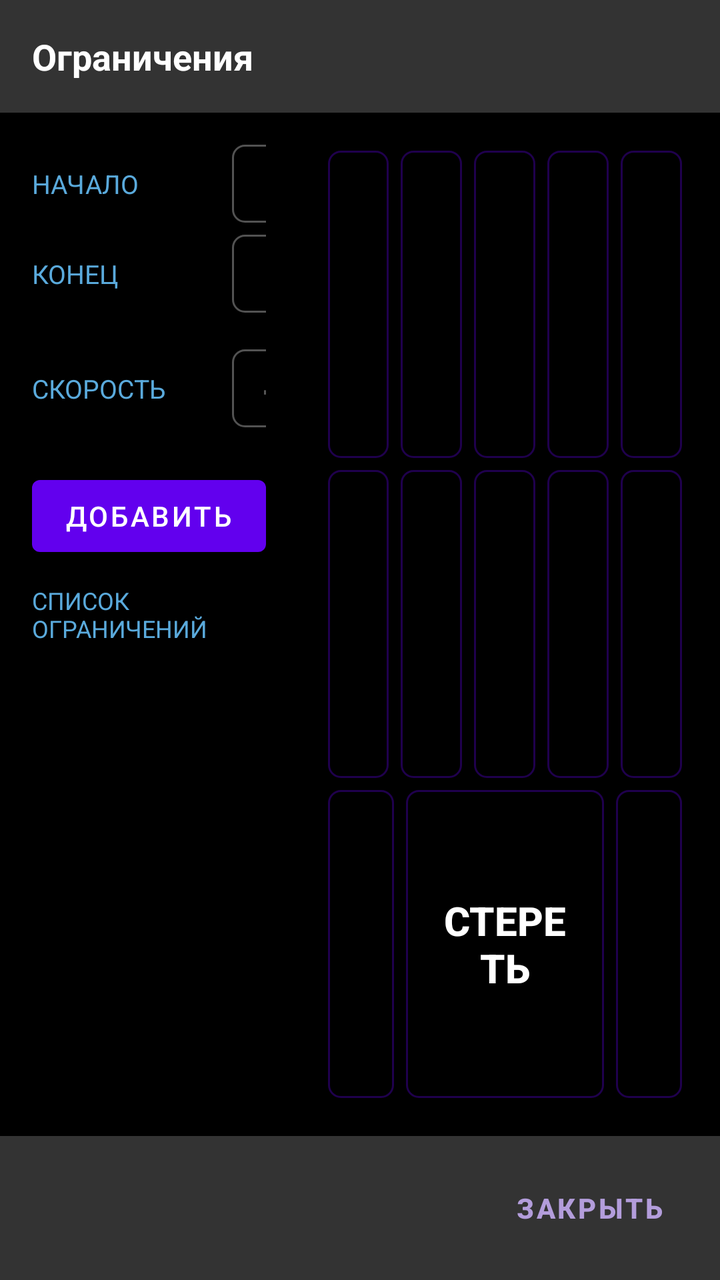
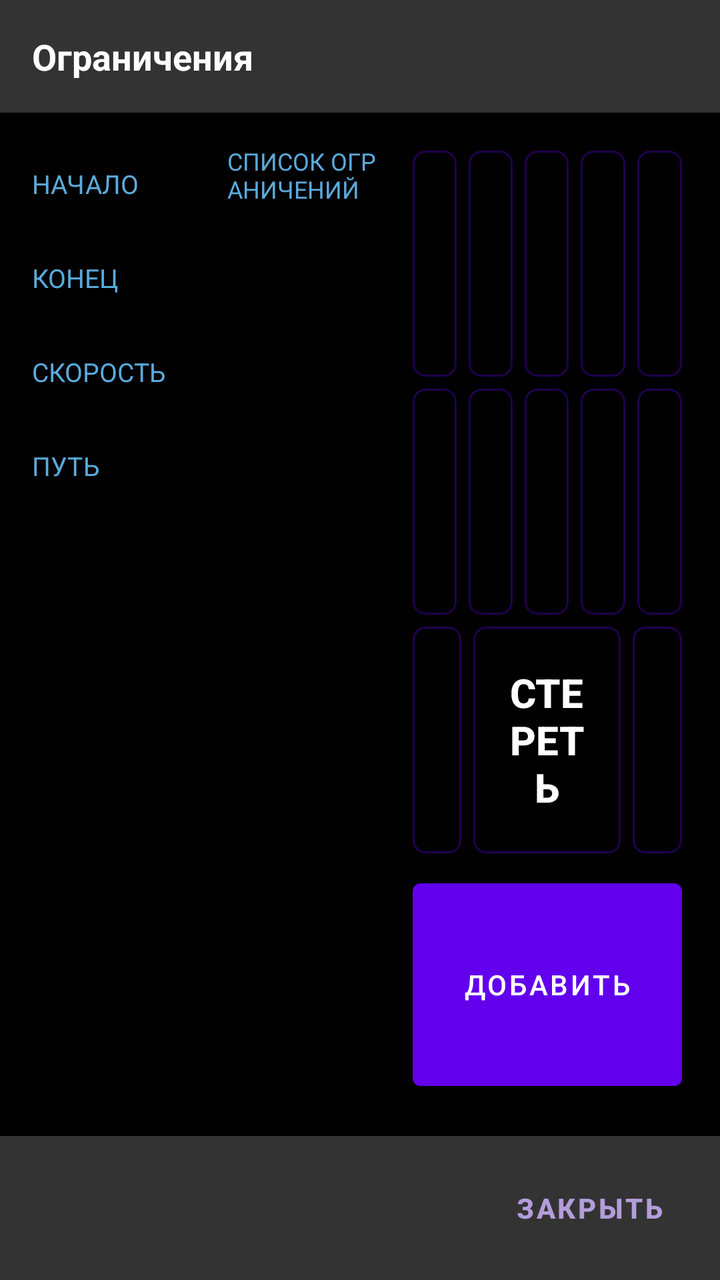

The first picture is an Android layout as it rendered before a commit; the second is the same layout after the commit. The layout source and the unified diff follow.
<!-- AndroidManifest.xml: application theme Theme.TrainDriverApp -->
<!-- res/layout/activity_restrictions.xml -->
<?xml version="1.0" encoding="utf-8"?>
<LinearLayout xmlns:android="http://schemas.android.com/apk/res/android"
    android:layout_width="match_parent"
    android:layout_height="match_parent"
    android:orientation="vertical"
    android:background="#000000">

    <TextView
        android:layout_width="match_parent"
        android:layout_height="wrap_content"
        android:background="#333333"
        android:padding="16dp"
        android:text="Ограничения"
        android:textColor="#FFFFFF"
        android:textSize="18sp"
        android:textStyle="bold" />

    
    <LinearLayout
        android:layout_width="match_parent"
        android:layout_height="0dp"
        android:layout_weight="1"
        android:orientation="horizontal"
        android:padding="16dp">

        
        <LinearLayout
            android:layout_width="0dp"
            android:layout_height="match_parent"
            android:layout_weight="2"
            android:orientation="vertical"
            android:paddingEnd="14dp">

            <LinearLayout
                android:layout_width="match_parent"
                android:layout_height="wrap_content"
                android:orientation="horizontal"
                android:gravity="center_vertical">

                <TextView
                    android:layout_width="100dp"
                    android:layout_height="wrap_content"
                    android:text="НАЧАЛО"
                    android:textColor="#5AAADC"
                    android:textSize="13sp" />

                <EditText
                    android:id="@+id/restrictionStartKmInput"
                    style="@style/RestrictionDigitBox"
                    android:layout_width="56dp"
                    android:hint="км"
                    android:inputType="number"
                    android:maxLength="4" />

                <EditText
                    android:id="@+id/restrictionStartPkInput"
                    style="@style/RestrictionDigitBox"
                    android:layout_width="40dp"
                    android:layout_marginStart="6dp"
                    android:hint="пк"
                    android:inputType="number"
                    android:maxLength="2" />

            </LinearLayout>

            <LinearLayout
                android:layout_width="match_parent"
                android:layout_height="wrap_content"
                android:layout_marginTop="6dp"
                android:orientation="horizontal"
                android:gravity="center_vertical">

                <TextView
                    android:layout_width="100dp"
                    android:layout_height="wrap_content"
                    android:text="КОНЕЦ"
                    android:textColor="#5AAADC"
                    android:textSize="13sp" />

                <EditText
                    android:id="@+id/restrictionEndKmInput"
                    style="@style/RestrictionDigitBox"
                    android:layout_width="56dp"
                    android:hint="км"
                    android:inputType="number"
                    android:maxLength="4" />

                <EditText
                    android:id="@+id/restrictionEndPkInput"
                    style="@style/RestrictionDigitBox"
                    android:layout_width="40dp"
                    android:layout_marginStart="6dp"
                    android:hint="пк"
                    android:inputType="number"
                    android:maxLength="2" />

            </LinearLayout>

            
            <LinearLayout
                android:layout_width="match_parent"
                android:layout_height="wrap_content"
                android:layout_marginTop="6dp"
                android:orientation="horizontal"
                android:gravity="center_vertical">

                <TextView
                    android:layout_width="100dp"
                    android:layout_height="wrap_content"
                    android:text="СКОРОСТЬ"
                    android:textColor="#5AAADC"
                    android:textSize="13sp" />

                <EditText
                    android:id="@+id/restrictionSpeedInput"
                    style="@style/RestrictionDigitBox"
                    android:layout_width="44dp"
                    android:hint="—"
                    android:inputType="number"
                    android:maxLength="2" />

                <TextView
                    android:layout_width="wrap_content"
                    android:layout_height="wrap_content"
                    android:layout_marginStart="18dp"
                    android:text="ПУТЬ"
                    android:textColor="#5AAADC"
                    android:textSize="13sp" />

                <EditText
                    android:id="@+id/restrictionPathInput"
                    style="@style/RestrictionDigitBox"
                    android:layout_width="36dp"
                    android:layout_marginStart="10dp"
                    android:hint="—"
                    android:inputType="number"
                    android:maxLength="1" />

            </LinearLayout>

            <TextView
                android:id="@+id/restrictionErrorText"
                android:layout_width="match_parent"
                android:layout_height="wrap_content"
                android:layout_marginTop="6dp"
                android:textColor="#E05A5A"
                android:visibility="gone" />

            <Button
                android:id="@+id/restrictionAddButton"
                android:layout_width="match_parent"
                android:layout_height="wrap_content"
                android:layout_marginTop="8dp"
                android:text="Добавить" />

            
            <LinearLayout
                android:layout_width="match_parent"
                android:layout_height="0dp"
                android:layout_weight="1"
                android:layout_marginTop="10dp"
                android:orientation="vertical">

                <TextView
                    android:layout_width="wrap_content"
                    android:layout_height="wrap_content"
                    android:text="СПИСОК ОГРАНИЧЕНИЙ"
                    android:textColor="#5AAADC"
                    android:textSize="12sp"
                    android:layout_marginBottom="4dp" />

                <ScrollView
                    android:layout_width="match_parent"
                    android:layout_height="0dp"
                    android:layout_weight="1">

                    <LinearLayout
                        android:id="@+id/restrictionRowsContainer"
                        android:layout_width="match_parent"
                        android:layout_height="wrap_content"
                        android:orientation="vertical" />

                </ScrollView>

            </LinearLayout>

        </LinearLayout>

        
        <LinearLayout
            android:layout_width="0dp"
            android:layout_height="match_parent"
            android:layout_weight="3"
            android:orientation="vertical"
            android:paddingStart="14dp">

            <LinearLayout
                android:layout_width="match_parent"
                android:layout_height="0dp"
                android:layout_weight="1"
                android:orientation="horizontal">
                <Button android:id="@+id/restrictionKey1" style="@style/RestrictionKeypadButton" android:layout_height="match_parent" android:text="1" />
                <Button android:id="@+id/restrictionKey2" style="@style/RestrictionKeypadButton" android:layout_height="match_parent" android:text="2" />
                <Button android:id="@+id/restrictionKey3" style="@style/RestrictionKeypadButton" android:layout_height="match_parent" android:text="3" />
                <Button android:id="@+id/restrictionKey4" style="@style/RestrictionKeypadButton" android:layout_height="match_parent" android:text="4" />
                <Button android:id="@+id/restrictionKey5" style="@style/RestrictionKeypadButton" android:layout_height="match_parent" android:text="5" />
            </LinearLayout>

            <LinearLayout
                android:layout_width="match_parent"
                android:layout_height="0dp"
                android:layout_weight="1"
                android:orientation="horizontal">
                <Button android:id="@+id/restrictionKey6" style="@style/RestrictionKeypadButton" android:layout_height="match_parent" android:text="6" />
                <Button android:id="@+id/restrictionKey7" style="@style/RestrictionKeypadButton" android:layout_height="match_parent" android:text="7" />
                <Button android:id="@+id/restrictionKey8" style="@style/RestrictionKeypadButton" android:layout_height="match_parent" android:text="8" />
                <Button android:id="@+id/restrictionKey9" style="@style/RestrictionKeypadButton" android:layout_height="match_parent" android:text="9" />
                <Button android:id="@+id/restrictionKey0" style="@style/RestrictionKeypadButton" android:layout_height="match_parent" android:text="0" />
            </LinearLayout>

            <LinearLayout
                android:layout_width="match_parent"
                android:layout_height="0dp"
                android:layout_weight="1"
                android:orientation="horizontal">
                <Button android:id="@+id/restrictionKeyPrev" style="@style/RestrictionKeypadButton" android:layout_height="match_parent" android:text="←" />
                <Button
                    android:id="@+id/restrictionBackspaceButton"
                    style="@style/RestrictionKeypadButton"
                    android:layout_height="match_parent"
                    android:layout_weight="3"
                    android:text="Стереть" />
                <Button android:id="@+id/restrictionKeyNext" style="@style/RestrictionKeypadButton" android:layout_height="match_parent" android:text="→" />
            </LinearLayout>

        </LinearLayout>

    </LinearLayout>

    <LinearLayout
        android:layout_width="match_parent"
        android:layout_height="wrap_content"
        android:background="#333333"
        android:gravity="end"
        android:padding="12dp">

        <Button
            android:id="@+id/restrictionCloseButton"
            android:layout_width="wrap_content"
            android:layout_height="wrap_content"
            android:background="@android:color/transparent"
            android:textColor="#B39DDB"
            android:textStyle="bold"
            android:text="ЗАКРЫТЬ" />

    </LinearLayout>

</LinearLayout>
<!-- resources referenced by this layout -->
<resources>
  <style name="RestrictionDigitBox">
          <item name="android:layout_height">wrap_content</item>
          <item name="android:gravity">center</item>
          <item name="android:fontFamily">monospace</item>
          <item name="android:textStyle">bold</item>
          <item name="android:textSize">20sp</item>
          <item name="android:background">@drawable/bg_header_toggle</item>
          <item name="android:paddingTop">6dp</item>
          <item name="android:paddingBottom">6dp</item>
          <item name="android:textColor">#FFFFFF</item>
          <item name="android:textColorHint">#555555</item>
      </style>
  <style name="RestrictionKeypadButton" parent="Widget.AppCompat.Button.Borderless">
          <item name="android:layout_width">0dp</item>
          <item name="android:layout_height">wrap_content</item>
          <item name="android:layout_weight">1</item>
          <item name="android:layout_margin">3dp</item>
          <item name="android:minHeight">46dp</item>
          <item name="android:background">@drawable/bg_header_toggle</item>
          <item name="android:textColor">#FFFFFF</item>
          <item name="android:textStyle">bold</item>
          <item name="android:textSize">20sp</item>
      </style>
  <style name="Theme.TrainDriverApp" parent="Theme.MaterialComponents.DayNight.NoActionBar" />
  <!-- drawable bg_header_toggle (drawable) -->
  <?xml version="1.0" encoding="utf-8"?>
  <shape xmlns:android="http://schemas.android.com/apk/res/android" android:shape="rectangle">
      <corners android:radius="6dp" />
      <stroke android:width="1dp" android:color="#52FFFFFF" />
      <solid android:color="@android:color/transparent" />
  </shape>
</resources>

<!-- the commit's change to res/layout/activity_restrictions.xml (unified diff, before → after) -->
@@ -66,7 +66,7 @@
             <LinearLayout
                 android:layout_width="match_parent"
                 android:layout_height="wrap_content"
-                android:layout_marginTop="6dp"
+                android:layout_marginTop="8dp"
                 android:orientation="horizontal"
                 android:gravity="center_vertical">
 
@@ -100,7 +100,7 @@
             <LinearLayout
                 android:layout_width="match_parent"
                 android:layout_height="wrap_content"
-                android:layout_marginTop="6dp"
+                android:layout_marginTop="8dp"
                 android:orientation="horizontal"
                 android:gravity="center_vertical">
 
@@ -119,10 +119,18 @@
                     android:inputType="number"
                     android:maxLength="2" />
 
-                <TextView
-                    android:layout_width="wrap_content"
-                    android:layout_height="wrap_content"
-                    android:layout_marginStart="18dp"
+            </LinearLayout>
+
+            <LinearLayout
+                android:layout_width="match_parent"
+                android:layout_height="wrap_content"
+                android:layout_marginTop="8dp"
+                android:orientation="horizontal"
+                android:gravity="center_vertical">
+
+                <TextView
+                    android:layout_width="100dp"
+                    android:layout_height="wrap_content"
                     android:text="ПУТЬ"
                     android:textColor="#5AAADC"
                     android:textSize="13sp" />
@@ -131,7 +139,6 @@
                     android:id="@+id/restrictionPathInput"
                     style="@style/RestrictionDigitBox"
                     android:layout_width="36dp"
-                    android:layout_marginStart="10dp"
                     android:hint="—"
                     android:inputType="number"
                     android:maxLength="1" />
@@ -142,47 +149,41 @@
                 android:id="@+id/restrictionErrorText"
                 android:layout_width="match_parent"
                 android:layout_height="wrap_content"
-                android:layout_marginTop="6dp"
+                android:layout_marginTop="8dp"
                 android:textColor="#E05A5A"
                 android:visibility="gone" />
 
-            <Button
-                android:id="@+id/restrictionAddButton"
-                android:layout_width="match_parent"
-                android:layout_height="wrap_content"
-                android:layout_marginTop="8dp"
-                android:text="Добавить" />
-
-            
-            <LinearLayout
-                android:layout_width="match_parent"
-                android:layout_height="0dp"
-                android:layout_weight="1"
-                android:layout_marginTop="10dp"
-                android:orientation="vertical">
-
-                <TextView
-                    android:layout_width="wrap_content"
-                    android:layout_height="wrap_content"
-                    android:text="СПИСОК ОГРАНИЧЕНИЙ"
-                    android:textColor="#5AAADC"
-                    android:textSize="12sp"
-                    android:layout_marginBottom="4dp" />
-
-                <ScrollView
+        </LinearLayout>
+
+        
+        <LinearLayout
+            android:layout_width="0dp"
+            android:layout_height="match_parent"
+            android:layout_weight="2"
+            android:orientation="vertical"
+            android:paddingStart="4dp"
+            android:paddingEnd="14dp">
+
+            <TextView
+                android:layout_width="wrap_content"
+                android:layout_height="wrap_content"
+                android:text="СПИСОК ОГРАНИЧЕНИЙ"
+                android:textColor="#5AAADC"
+                android:textSize="12sp"
+                android:layout_marginBottom="6dp" />
+
+            <ScrollView
+                android:layout_width="match_parent"
+                android:layout_height="0dp"
+                android:layout_weight="1">
+
+                <LinearLayout
+                    android:id="@+id/restrictionRowsContainer"
                     android:layout_width="match_parent"
-                    android:layout_height="0dp"
-                    android:layout_weight="1">
-
-                    <LinearLayout
-                        android:id="@+id/restrictionRowsContainer"
-                        android:layout_width="match_parent"
-                        android:layout_height="wrap_content"
-                        android:orientation="vertical" />
-
-                </ScrollView>
-
-            </LinearLayout>
+                    android:layout_height="wrap_content"
+                    android:orientation="vertical" />
+
+            </ScrollView>
 
         </LinearLayout>
 
@@ -191,8 +192,7 @@
             android:layout_width="0dp"
             android:layout_height="match_parent"
             android:layout_weight="3"
-            android:orientation="vertical"
-            android:paddingStart="14dp">
+            android:orientation="vertical">
 
             <LinearLayout
                 android:layout_width="match_parent"
@@ -233,6 +233,21 @@
                 <Button android:id="@+id/restrictionKeyNext" style="@style/RestrictionKeypadButton" android:layout_height="match_parent" android:text="→" />
             </LinearLayout>
 
+            
+            <LinearLayout
+                android:layout_width="match_parent"
+                android:layout_height="0dp"
+                android:layout_weight="1"
+                android:layout_marginTop="3dp"
+                android:orientation="horizontal">
+                <Button
+                    android:id="@+id/restrictionAddButton"
+                    android:layout_width="match_parent"
+                    android:layout_height="match_parent"
+                    android:layout_margin="3dp"
+                    android:text="Добавить" />
+            </LinearLayout>
+
         </LinearLayout>
 
     </LinearLayout>
